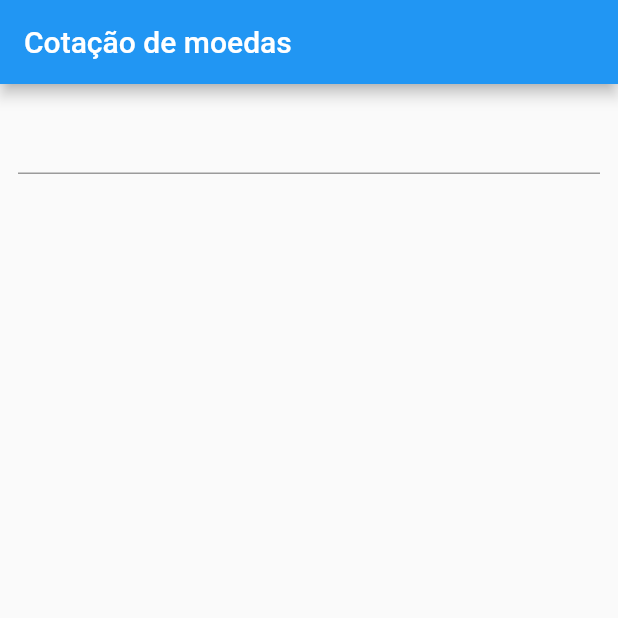
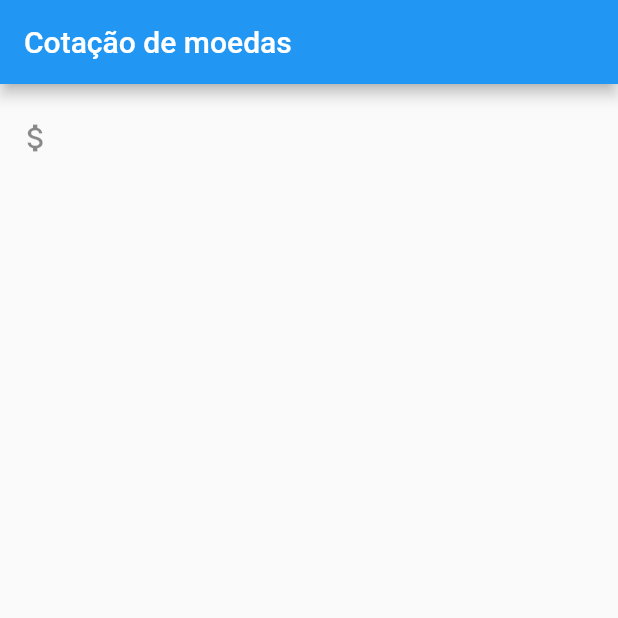
Before and after one commit to MarcosLutero/cotacao_de_moedas, a Flutter app: the screen it shows after launch, on a phone screen of 412 x 824 dp, the top half of it. Run offline on Flutter 3.47's test engine with Material 2 defaults, Android fonts, the phone set to English and light mode, and no system bars.

Commit message:
Update Home.dart

```diff
--- a/versionamento/cotacao_de_moeda/lib/Home.dart
+++ b/versionamento/cotacao_de_moeda/lib/Home.dart
@@ -20,7 +20,12 @@ class _HomeState extends State<Home> {
           child: Column(
             children: [
               Container(
-                child: TextField(),
+                child: TextField(
+                  decoration:
+                  InputDecoration(border: InputBorder.none,
+                  icon:Icon(Icons.attach_money_sharp),
+                  ),
+                ),
               )
             ],
           ),
```
